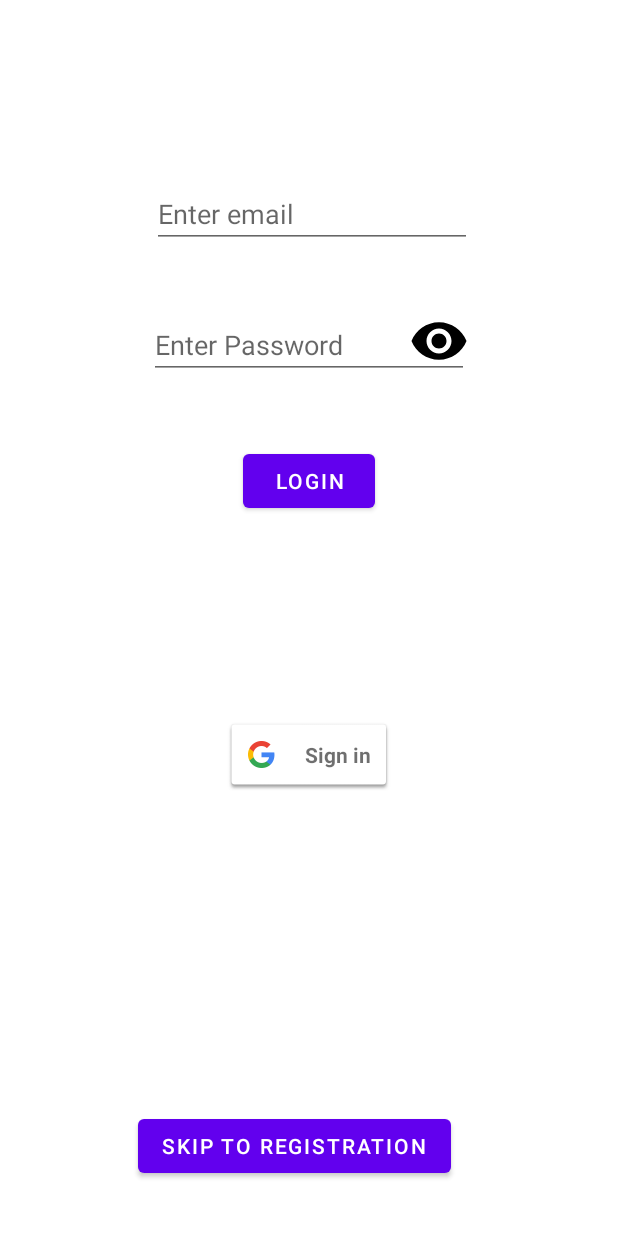
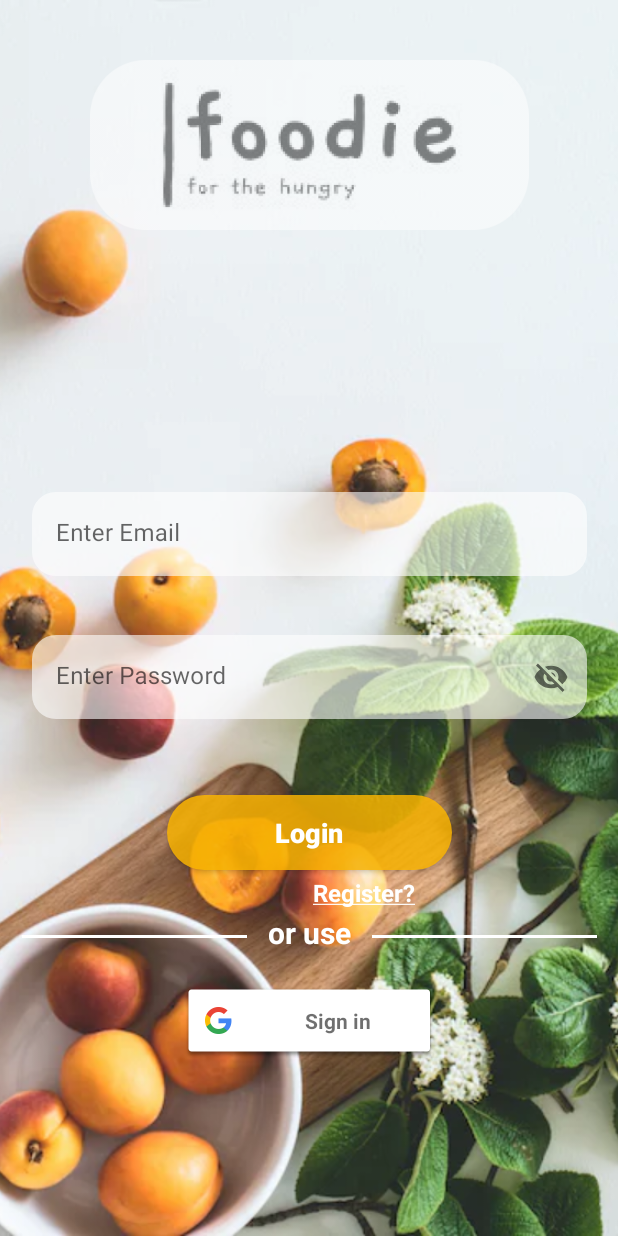
Before and after one commit to MarwanElbahnasawy/Yummy, an Android app: the SignIn screen opened through its navigation route, on a phone screen of 412 x 824 dp. Run offline under Robolectric (Android 15) with nearby library versions, the phone set to English and light mode, and no system bars; our stand-ins replace Firebase (no records; nobody signed in at launch, a user with empty details on screens opened directly), navigation-ui.

Commit message:
UPdate sigIn Screen ,adding confirm password to register ,handling network Exciption

```diff
--- a/app/src/main/java/com/example/foodplanner/Controller/Fragments/InitialFragments/SignIn.java
+++ b/app/src/main/java/com/example/foodplanner/Controller/Fragments/InitialFragments/SignIn.java
@@ -5,23 +5,18 @@ import android.content.Context;
 import android.content.Intent;
 import android.content.SharedPreferences;
 import android.os.Bundle;
+import android.view.LayoutInflater;
+import android.view.View;
+import android.view.ViewGroup;
+import android.widget.ImageView;
+import android.widget.TextView;
+import android.widget.Toast;
 
 import androidx.annotation.NonNull;
 import androidx.annotation.Nullable;
+import androidx.appcompat.widget.AppCompatButton;
 import androidx.fragment.app.Fragment;
 import androidx.navigation.Navigation;
-
-import android.text.method.PasswordTransformationMethod;
-import android.text.method.SingleLineTransformationMethod;
-import android.util.Log;
-import android.view.LayoutInflater;
-import android.view.View;
-import android.view.ViewGroup;
-import android.widget.Button;
-import android.widget.EditText;
-import android.widget.ImageView;
-import android.widget.TextView;
-import android.widget.Toast;
 
 import com.example.foodplanner.Controller.Activities.MainActivity;
 import com.example.foodplanner.R;
@@ -32,6 +27,7 @@ import com.google.android.gms.auth.api.signin.GoogleSignInOptions;
 import com.google.android.gms.common.SignInButton;
 import com.google.android.gms.tasks.OnCompleteListener;
 import com.google.android.gms.tasks.Task;
+import com.google.android.material.textfield.TextInputEditText;
 import com.google.firebase.FirebaseNetworkException;
 import com.google.firebase.auth.AuthCredential;
 import com.google.firebase.auth.AuthResult;
@@ -42,15 +38,16 @@ import com.google.firebase.auth.GoogleAuthProvider;
 public class SignIn extends Fragment {
 
     private FirebaseAuth firebaseAuth = FirebaseAuth.getInstance();
-    private Button button;
-    private TextView et_email;
-    private EditText et_password;
-    private Button btn_signInWithEmailAndPassword;
+    private AppCompatButton button;
+    private TextInputEditText et_email;
+    private TextInputEditText et_password;
+    private AppCompatButton btn_signInWithEmailAndPassword;
     private ProgressDialog loadingBar;
     private GoogleSignInOptions gso;
     private GoogleSignInClient gsc;
     private SignInButton googeSignIn;
     private ImageView img_eye;
+    private TextView register;
 
     @Override
     public void onCreate(Bundle savedInstanceState) {
@@ -76,12 +73,12 @@ public class SignIn extends Fragment {
         super.onViewCreated(view, savedInstanceState);
 
         loadingBar = new ProgressDialog(requireContext());
-        button = view.findViewById(R.id.buttonSignIn);
+        register = view.findViewById(R.id.buttonSignIn);
         et_email = view.findViewById(R.id.et_email);
         et_password = view.findViewById(R.id.et_password);
         btn_signInWithEmailAndPassword = view.findViewById(R.id.btn_signInWithEmailAndPassword);
         googeSignIn = view.findViewById(R.id.btn_signInWithGoogle);
-        img_eye = view.findViewById(R.id.img_eye);
+        // img_eye = view.findViewById(R.id.img_eye);
 
         // sharedPreferences to save status of onBoarding
 
@@ -123,16 +120,15 @@ public class SignIn extends Fragment {
                                 if (exception == null) {
                                     Toast.makeText(getContext(), "UnExpected error occurred", Toast.LENGTH_LONG).show();
                                 } else {
-                                    if(exception.getClass().equals(FirebaseAuthException.class)){
+                                    if (exception.getClass().equals(FirebaseAuthException.class)) {
                                         if (((FirebaseAuthException) exception).getErrorCode().equals("ERROR_USER_NOT_FOUND")) {
                                             Toast.makeText(getContext(), "User not found", Toast.LENGTH_LONG).show();
                                         } else {
                                             Toast.makeText(getContext(), task.getException().getMessage(), Toast.LENGTH_LONG).show();
                                         }
-                                    }
-                                    else if (exception.getClass().equals(FirebaseNetworkException.class)){
+                                    } else if (exception.getClass().equals(FirebaseNetworkException.class)) {
                                         Toast.makeText(getContext(), "Network error", Toast.LENGTH_LONG).show();
-                                    } else{
+                                    } else {
                                         Toast.makeText(getContext(), task.getException().getMessage(), Toast.LENGTH_LONG).show();
                                     }
 
@@ -151,8 +147,8 @@ public class SignIn extends Fragment {
             }
         });
 
-        //button to skip to register fragment
-        button.setOnClickListener(new View.OnClickListener() {
+       // button to skip to register fragment
+        register.setOnClickListener(new View.OnClickListener() {
             @Override
             public void onClick(View view) {
 
@@ -171,18 +167,18 @@ public class SignIn extends Fragment {
         });
 
         //eye (password visibility) image
-        img_eye.setOnClickListener(new View.OnClickListener() {
-            @Override
-            public void onClick(View view) {
-                if (et_password.getTransformationMethod().getClass().getSimpleName() .equals("PasswordTransformationMethod")) {
-                    et_password.setTransformationMethod(new SingleLineTransformationMethod());
-                }
-                else {
-                    et_password.setTransformationMethod(new PasswordTransformationMethod());
-                }
-                et_password.setSelection(et_password.getText().length());
-            }
-        });
+//        img_eye.setOnClickListener(new View.OnClickListener() {
+//            @Override
+//            public void onClick(View view) {
+//                if (et_password.getTransformationMethod().getClass().getSimpleName() .equals("PasswordTransformationMethod")) {
+//                    et_password.setTransformationMethod(new SingleLineTransformationMethod());
+//                }
+//                else {
+//                    et_password.setTransformationMethod(new PasswordTransformationMethod());
+//                }
+//                et_password.setSelection(et_password.getText().length());
+//            }
+//        });
 
     }
 
@@ -208,8 +204,7 @@ public class SignIn extends Fragment {
 
                 Intent intent = new Intent(requireContext(), MainActivity.class);
                 startActivity(intent);
-            }
-            else{
+            } else {
                 Toast.makeText(requireContext(), "Sign in failed", Toast.LENGTH_SHORT).show();
             }
 
--- a/app/src/main/java/com/example/foodplanner/Controller/Fragments/InitialFragments/SpashScreen.java
+++ b/app/src/main/java/com/example/foodplanner/Controller/Fragments/InitialFragments/SpashScreen.java
@@ -25,7 +25,7 @@ import pl.droidsonroids.gif.GifImageView;
 
 public class SpashScreen extends Fragment {
 
-    private static final int timer = 5000;
+    private static final int timer = 4000;
     GifImageView gifImageView;
     FirebaseAuth firebaseAuth = FirebaseAuth.getInstance();
     Intent intent;
--- a/app/src/main/res/drawable/ic_baseline_eye_24.xml
+++ b/app/src/main/res/drawable/ic_baseline_eye_24.xml
@@ -1,4 +1,4 @@
-<vector android:height="24dp" android:tint="#000000"
+<vector android:height="24dp" android:tint="#CFFFB800"
     android:viewportHeight="24" android:viewportWidth="24"
     android:width="24dp" xmlns:android="http://schemas.android.com/apk/res/android">
     <path android:fillColor="@android:color/white" android:pathData="M12,4.5C7,4.5 2.73,7.61 1,12c1.73,4.39 6,7.5 11,7.5s9.27,-3.11 11,-7.5c-1.73,-4.39 -6,-7.5 -11,-7.5zM12,17c-2.76,0 -5,-2.24 -5,-5s2.24,-5 5,-5 5,2.24 5,5 -2.24,5 -5,5zM12,9c-1.66,0 -3,1.34 -3,3s1.34,3 3,3 3,-1.34 3,-3 -1.34,-3 -3,-3z"/>
--- a/app/src/main/res/layout/fragment_sign_in.xml
+++ b/app/src/main/res/layout/fragment_sign_in.xml
@@ -6,77 +6,161 @@
     android:layout_height="match_parent"
     tools:context=".Controller.Fragments.InitialFragments.SignIn">
 
-    <Button
-        android:id="@+id/buttonSignIn"
-        android:layout_width="wrap_content"
+    <!--    <View-->
+    <!--        android:id="@+id/divider2"-->
+    <!--        android:layout_width="match_parent"-->
+    <!--        android:layout_height="match_parent"-->
+    <!--        android:background="#B3000000"-->
+    <!--        app:layout_constraintBottom_toBottomOf="parent"-->
+    <!--        app:layout_constraintTop_toTopOf="parent"-->
+    <!--        tools:layout_editor_absoluteX="1dp" />-->
+
+    <ImageView
+        android:id="@+id/background_signIn"
+        android:layout_width="match_parent"
+        android:layout_height="match_parent"
+        android:scaleType="centerCrop"
+        android:src="@drawable/register"
+        app:layout_constraintBottom_toBottomOf="parent"
+        app:layout_constraintEnd_toEndOf="parent"
+        app:layout_constraintHorizontal_bias="0.0"
+        app:layout_constraintStart_toStartOf="parent"
+        app:layout_constraintTop_toTopOf="parent"
+        app:layout_constraintVertical_bias="0.0" />
+
+    <ImageView
+        android:id="@+id/imageView"
+        android:layout_width="307dp"
+        android:layout_height="113dp"
+        android:layout_marginTop="40dp"
+        android:src="@drawable/logo"
+        app:layout_constraintEnd_toEndOf="parent"
+        app:layout_constraintStart_toStartOf="parent"
+        app:layout_constraintTop_toTopOf="@+id/background_signIn" />
+
+    <com.google.android.material.textfield.TextInputLayout
+        android:id="@+id/textInputLayout"
+        style="@style/customEditText"
+        android:layout_width="370dp"
         android:layout_height="wrap_content"
-        android:layout_marginEnd="111dp"
-        android:layout_marginBottom="36dp"
-        android:text="Skip to registration"
-        app:layout_constraintBottom_toBottomOf="parent"
-        app:layout_constraintEnd_toEndOf="parent" />
-
-    <EditText
-        android:id="@+id/et_email"
-        android:layout_width="wrap_content"
-        android:layout_height="wrap_content"
-        android:layout_marginStart="2dp"
-        android:layout_marginBottom="42dp"
-        android:ems="10"
-        android:hint="Enter email"
-        android:inputType="textPersonName"
-        app:layout_constraintBottom_toTopOf="@+id/et_password"
-        app:layout_constraintStart_toStartOf="@+id/et_password" />
-
-    <EditText
-        android:id="@+id/et_password"
-        android:layout_width="wrap_content"
-        android:layout_height="wrap_content"
-        android:layout_marginTop="207dp"
-        android:ems="10"
-        android:hint="Enter Password"
-        android:inputType="textPassword"
+        android:layout_marginTop="300dp"
+        android:layout_marginBottom="211dp"
+        android:hint="Enter Email"
+        app:layout_constraintBottom_toTopOf="@+id/divider"
         app:layout_constraintEnd_toEndOf="parent"
         app:layout_constraintStart_toStartOf="parent"
         app:layout_constraintTop_toTopOf="parent"
 
-        />
+        >
 
 
+        <com.google.android.material.textfield.TextInputEditText
+            android:id="@+id/et_email"
+            android:layout_width="match_parent"
+            android:layout_height="match_parent"
+            android:backgroundTint="#99FFFFFF"
+            android:inputType="textEmailAddress"
+
+            />
 
 
-    <Button
+    </com.google.android.material.textfield.TextInputLayout>
+
+    <com.google.android.material.textfield.TextInputLayout
+        android:id="@+id/textInputLayout2"
+        style="@style/customEditText"
+        android:layout_width="370dp"
+        android:layout_height="wrap_content"
+        android:layout_marginTop="270dp"
+        android:hint="Enter Password"
+        app:endIconMode="password_toggle"
+        app:layout_constraintEnd_toEndOf="parent"
+        app:layout_constraintStart_toStartOf="parent"
+        app:layout_constraintTop_toBottomOf="@+id/imageView">
+
+        <com.google.android.material.textfield.TextInputEditText
+            android:id="@+id/et_password"
+            android:layout_width="match_parent"
+            android:layout_height="match_parent"
+            android:backgroundTint="#99FFFFFF"
+            android:inputType="textEmailAddress"
+
+            />
+
+    </com.google.android.material.textfield.TextInputLayout>
+
+    <androidx.appcompat.widget.AppCompatButton
         android:id="@+id/btn_signInWithEmailAndPassword"
+        android:layout_width="190dp"
+        android:layout_height="50dp"
+        android:layout_marginBottom="28dp"
+        android:background="@drawable/background"
+        android:text="Login"
+        android:textAllCaps="false"
+        android:textColor="@color/white"
+        android:textSize="18sp"
+        android:textStyle="bold"
+        app:layout_constraintBottom_toTopOf="@+id/textView"
+        app:layout_constraintEnd_toEndOf="parent"
+        app:layout_constraintStart_toStartOf="parent" />
+
+    <TextView
+        android:id="@+id/buttonSignIn"
         android:layout_width="wrap_content"
         android:layout_height="wrap_content"
-        android:layout_marginTop="44dp"
-        android:text="Login"
+        android:layout_marginTop="4dp"
+        android:text="@string/registerUnderLine"
+        android:textColor="@color/white"
+        android:textSize="16sp"
+        android:textStyle="bold"
+        app:layout_constraintEnd_toEndOf="@+id/btn_signInWithEmailAndPassword"
+        app:layout_constraintHorizontal_bias="0.798"
+        app:layout_constraintStart_toStartOf="@+id/btn_signInWithEmailAndPassword"
+        app:layout_constraintTop_toBottomOf="@+id/btn_signInWithEmailAndPassword" />
+
+    <View
+        android:id="@+id/divider1"
+        android:layout_width="150dp"
+        android:layout_height="2dp"
+        android:layout_marginTop="15dp"
+        android:background="@color/white"
+        app:layout_constraintEnd_toEndOf="parent"
+        app:layout_constraintStart_toEndOf="@+id/textView"
+        app:layout_constraintTop_toTopOf="@+id/textView" />
+
+    <TextView
+        android:id="@+id/textView"
+        android:layout_width="wrap_content"
+        android:layout_height="wrap_content"
+        android:layout_marginTop="558dp"
+        android:layout_marginBottom="139dp"
+        android:text="or use"
+        android:textColor="@color/white"
+        android:textSize="20sp"
+        android:textStyle="bold"
+        app:layout_constraintBottom_toBottomOf="@+id/background_signIn"
         app:layout_constraintEnd_toEndOf="parent"
         app:layout_constraintStart_toStartOf="parent"
-        app:layout_constraintTop_toBottomOf="@+id/et_password" />
+        app:layout_constraintTop_toTopOf="@+id/background_signIn" />
+
+    <View
+        android:id="@+id/divider"
+        android:layout_width="150dp"
+        android:layout_height="2dp"
+        android:layout_marginTop="15dp"
+        android:background="@color/white"
+        app:layout_constraintEnd_toStartOf="@+id/textView"
+        app:layout_constraintStart_toStartOf="parent"
+        app:layout_constraintTop_toTopOf="@+id/textView" />
 
     <com.google.android.gms.common.SignInButton
         android:id="@+id/btn_signInWithGoogle"
-        android:layout_width="wrap_content"
-        android:layout_height="wrap_content"
-        android:layout_marginTop="444dp"
-        android:layout_marginBottom="123dp"
-        app:layout_constraintBottom_toTopOf="@+id/buttonSignIn"
+        android:layout_width="170dp"
+        android:layout_height="50dp"
+        android:layout_marginTop="20dp"
         app:layout_constraintEnd_toEndOf="parent"
         app:layout_constraintStart_toStartOf="parent"
-        app:layout_constraintTop_toTopOf="parent"
-        app:layout_constraintVertical_bias="0.28" />
-
-    <ImageView
-        android:id="@+id/img_eye"
-        android:layout_width="40dp"
-        android:layout_height="40dp"
-        android:layout_marginBottom="5dp"
-        android:src="@drawable/ic_baseline_eye_24"
-        app:layout_constraintBottom_toBottomOf="@+id/et_password"
-        app:layout_constraintEnd_toEndOf="@+id/et_password"
-        app:layout_constraintTop_toTopOf="@+id/et_password"
-        app:layout_constraintVertical_bias="1.0" />
+        app:layout_constraintTop_toBottomOf="@+id/textView" />
 
 
 </androidx.constraintlayout.widget.ConstraintLayout>
--- a/app/src/main/res/values/strings.xml
+++ b/app/src/main/res/values/strings.xml
@@ -21,6 +21,8 @@
     <string name="desrpition3">Plan Your Meals</string>
     <string name="desrpition4">Calculate Nutritional Requirements</string>
 
+    <string name="registerUnderLine"><u>Register?</u></string>
+
     <string name="cliendIDForGoogle">86693954186-dqg19ueeebjmggpvi0bs13d576p6vjdt.apps.googleusercontent.com</string>
 
 
```
Also changed, not shown: app/src/main/java/com/example/foodplanner/Controller/Fragments/InitialFragments/Register.java (+20 -4 lines), app/src/main/res/drawable/shap.xml (added, +10 -0 lines), app/src/main/res/layout/fragment_register.xml (+31 -11 lines), app/src/main/res/values/themes.xml (+20 -0 lines), app/src/main/res/drawable-v24/img_1.png (deleted), app/src/main/res/drawable/img.png (added), app/src/main/res/drawable/img_1.png (added).
